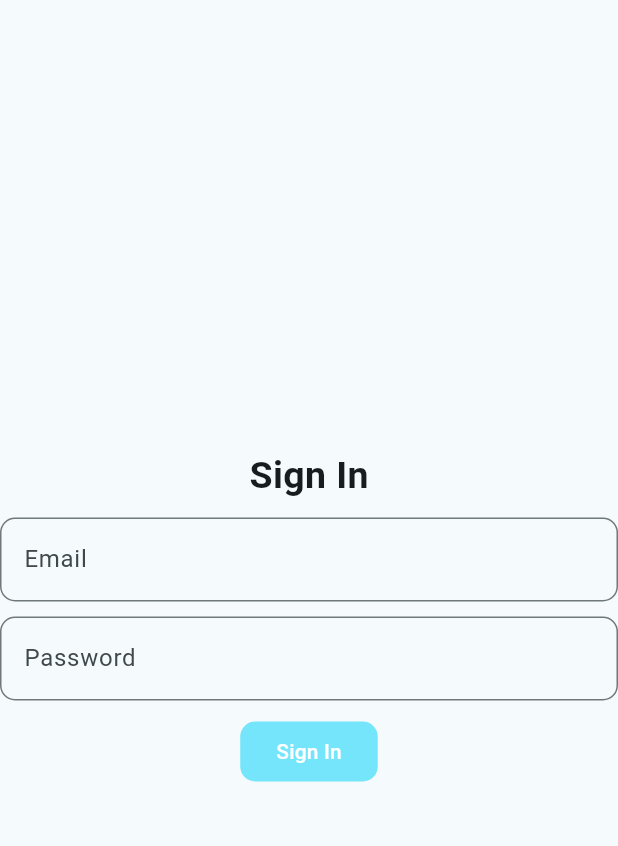
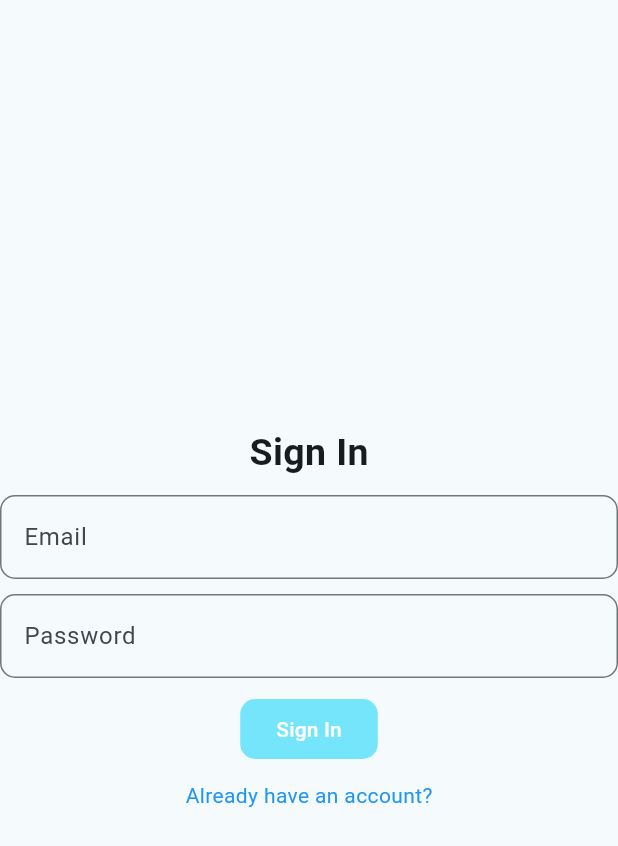
Before and after one commit to agelastrxn/expense_tracker, a Flutter app: the screen it shows after launch, after a tap on "Sign In", on a phone screen of 412 x 824 dp. Shown: the top 846 px of the screen. Run offline on Flutter 3.47's test engine with Material 3 defaults, Android fonts, the phone set to English and light mode, and no system bars; our stand-ins replace firebase_auth, firebase_core; accounts and stored records are empty.

Commit message:
add routes

```diff
--- a/lib/app/constants/text_styles.dart
+++ b/lib/app/constants/text_styles.dart
@@ -2,4 +2,5 @@ import 'package:flutter/material.dart';
 
 class AppTextStyles {
   static const TextStyle title = TextStyle(fontSize: 25, fontWeight: FontWeight.bold);
+  static const TextStyle link = TextStyle(color: Colors.blue);
 }
--- a/lib/app/constants/texts.dart
+++ b/lib/app/constants/texts.dart
@@ -4,9 +4,9 @@ class AppTexts {
   static const String signIn = 'Sign In';
   static const String signUp = 'Sign Up';
   static const String alreadyHaveAnAccount = 'Already have an account?';
+  static const String notHaveAnAccount = 'Don\'t have an account?';
   static const String email = 'Email';
   static const String password = 'Password';
   static const String name = 'Name';
   static const String surName = 'Surname';
-
 }
--- /dev/null
+++ b/lib/core/routes.dart
@@ -0,0 +1,28 @@
+import 'package:expense_tracker/features/auth/presentation/pages/sign_in_screen.dart';
+import 'package:expense_tracker/features/auth/presentation/pages/sign_up_screen.dart';
+import 'package:expense_tracker/features/welcome/screens/welcome_screen.dart';
+import 'package:flutter/material.dart';
+
+class Routes {
+  static const String welcome = '/';
+  static const String singIn = '/singIn';
+  static const String signUp = '/signUp';
+
+
+  static Route<dynamic> generateRoute(RouteSettings settings) {
+    switch (settings.name) {
+      case welcome:
+        return MaterialPageRoute(builder: (_) => WelcomeScreen());
+      case singIn:
+        return MaterialPageRoute(builder: (_) => SignInScreen());
+      case signUp:
+        return MaterialPageRoute(builder: (_) => SignUpScreen());
+      default:
+        return MaterialPageRoute(builder: (_) => Scaffold(
+          body: Center(
+            child: Text('No route defined for ${settings.name}'),
+          ),
+        ));
+    }
+  }
+}
--- a/lib/features/auth/data/datasources/sign_in_remote_datasource.dart
+++ b/lib/features/auth/data/datasources/sign_in_remote_datasource.dart
@@ -12,7 +12,7 @@ class SignInRemoteDatasourceImpl implements ISignInRemoteDataSource {
     try {
       await _auth.signInWithEmailAndPassword(email: email, password: password);
     } catch (e) {
-      print(e);
+      throw Exception(e);
     }
   }
 }
--- a/lib/features/auth/data/datasources/sign_up_datasource.dart
+++ b/lib/features/auth/data/datasources/sign_up_datasource.dart
@@ -11,6 +11,5 @@ class SignUpDatasourceImpl implements ISignUpDatasource {
   @override
   Future<void> signUpWithEmailAndPassword({required UserEntity user}) async {
     await auth.createUserWithEmailAndPassword(email: user.email, password: user.password);
-    print('User created');
   }
 }
--- a/lib/features/auth/presentation/pages/sign_in_screen.dart
+++ b/lib/features/auth/presentation/pages/sign_in_screen.dart
@@ -1,5 +1,6 @@
 import 'package:expense_tracker/app/constants/text_styles.dart';
 import 'package:expense_tracker/app/constants/texts.dart';
+import 'package:expense_tracker/core/routes.dart';
 import 'package:expense_tracker/features/auth/presentation/provider/sign_in_provider.dart';
 import 'package:expense_tracker/features/auth/presentation/widgets/custom_text_field.dart';
 import 'package:expense_tracker/features/auth/presentation/widgets/psw_text_field.dart';
@@ -31,6 +32,11 @@ class SignInScreen extends StatelessWidget {
               },
               child: Text(AppTexts.signIn),
             ),
+            SizedBox(height: 10),
+            InkWell(
+              onTap: () => Navigator.pushNamedAndRemoveUntil(context, Routes.signUp, (route) => route.settings.name == Routes.welcome),
+              child: Text(AppTexts.alreadyHaveAnAccount, style: AppTextStyles.link),
+            ),
           ],
         ),
       ),
--- a/lib/features/auth/presentation/pages/sign_up_screen.dart
+++ b/lib/features/auth/presentation/pages/sign_up_screen.dart
@@ -1,5 +1,6 @@
 import 'package:expense_tracker/app/constants/text_styles.dart';
 import 'package:expense_tracker/app/constants/texts.dart';
+import 'package:expense_tracker/core/routes.dart';
 import 'package:expense_tracker/features/auth/domain/entities/user_entity.dart';
 import 'package:expense_tracker/features/auth/presentation/provider/sign_up_provider.dart';
 import 'package:expense_tracker/features/auth/presentation/widgets/custom_text_field.dart';
@@ -39,6 +40,11 @@ class SignUpScreen extends StatelessWidget {
               },
               child: Text(AppTexts.signUp),
             ),
+            SizedBox(height: 10),
+            InkWell(
+              onTap: () => Navigator.pushNamedAndRemoveUntil(context, Routes.singIn, (route) => route.settings.name == Routes.welcome),
+              child: Text(AppTexts.notHaveAnAccount, style: AppTextStyles.link),
+            ),
           ],
         ),
       ),
--- a/lib/features/auth/presentation/provider/sign_in_provider.dart
+++ b/lib/features/auth/presentation/provider/sign_in_provider.dart
@@ -11,7 +11,7 @@ class SignInProvider extends ChangeNotifier {
       await SignInWithEmailAndPasswordUseCase(repo: repo).singInWithEmailAndPasswordUsecase(email: email, password: password);
       notifyListeners();
     } catch (e) {
-      print(e);
+      throw Exception(e);
     }
   }
 }
--- a/lib/features/auth/presentation/provider/sign_up_provider.dart
+++ b/lib/features/auth/presentation/provider/sign_up_provider.dart
@@ -12,7 +12,7 @@ class SignUpProvider extends ChangeNotifier {
       await SignUpEmailUsecase(repo: repo).signUpWithEmailAndPassword(user: user);
       notifyListeners();
     } catch (e) {
-      print(e);
+      throw Exception(e);
     }
   }
 }
--- a/lib/features/welcome/screens/welcome_screen.dart
+++ b/lib/features/welcome/screens/welcome_screen.dart
@@ -1,5 +1,5 @@
-
 import 'package:expense_tracker/app/constants/texts.dart';
+import 'package:expense_tracker/core/routes.dart';
 import 'package:flutter/material.dart';
 
 class WelcomeScreen extends StatelessWidget {
@@ -17,7 +17,7 @@ class WelcomeScreen extends StatelessWidget {
             Text(AppTexts.welcomeMessage),
             SizedBox(height: 10),
             FilledButton(
-              onPressed: () {},
+              onPressed: () => Navigator.pushNamed(context, Routes.singIn),
               child: Text(AppTexts.signIn),
             ),
           ],
--- a/lib/main.dart
+++ b/lib/main.dart
@@ -1,9 +1,9 @@
 import 'package:expense_tracker/app/constants/texts.dart';
 import 'package:expense_tracker/app/constants/theme.dart';
-import 'package:expense_tracker/features/auth/presentation/pages/sign_in_screen.dart';
-import 'package:expense_tracker/features/auth/presentation/pages/sign_up_screen.dart';
+import 'package:expense_tracker/core/routes.dart';
 import 'package:expense_tracker/features/auth/presentation/provider/sign_in_provider.dart';
 import 'package:expense_tracker/features/auth/presentation/provider/sign_up_provider.dart';
+import 'package:expense_tracker/features/welcome/screens/welcome_screen.dart';
 import 'package:firebase_core/firebase_core.dart';
 import 'package:flutter/material.dart';
 import 'package:provider/provider.dart';
@@ -30,7 +30,9 @@ class ExpenseTracker extends StatelessWidget {
         theme: AppTheme.lighTheme,
         darkTheme: AppTheme.darkTheme,
         themeMode: ThemeMode.system,
-        home: SignInScreen(),
+        initialRoute: Routes.welcome,
+        onGenerateRoute: Routes.generateRoute,
+        home: WelcomeScreen(),
       ),
     );
   }
```
